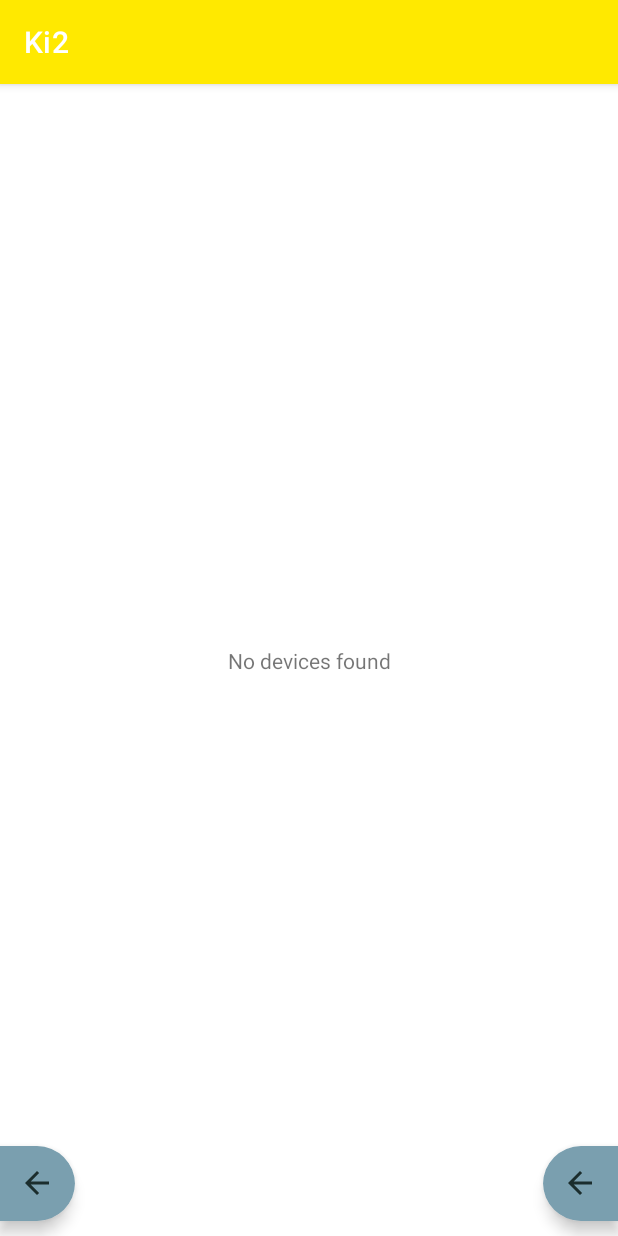
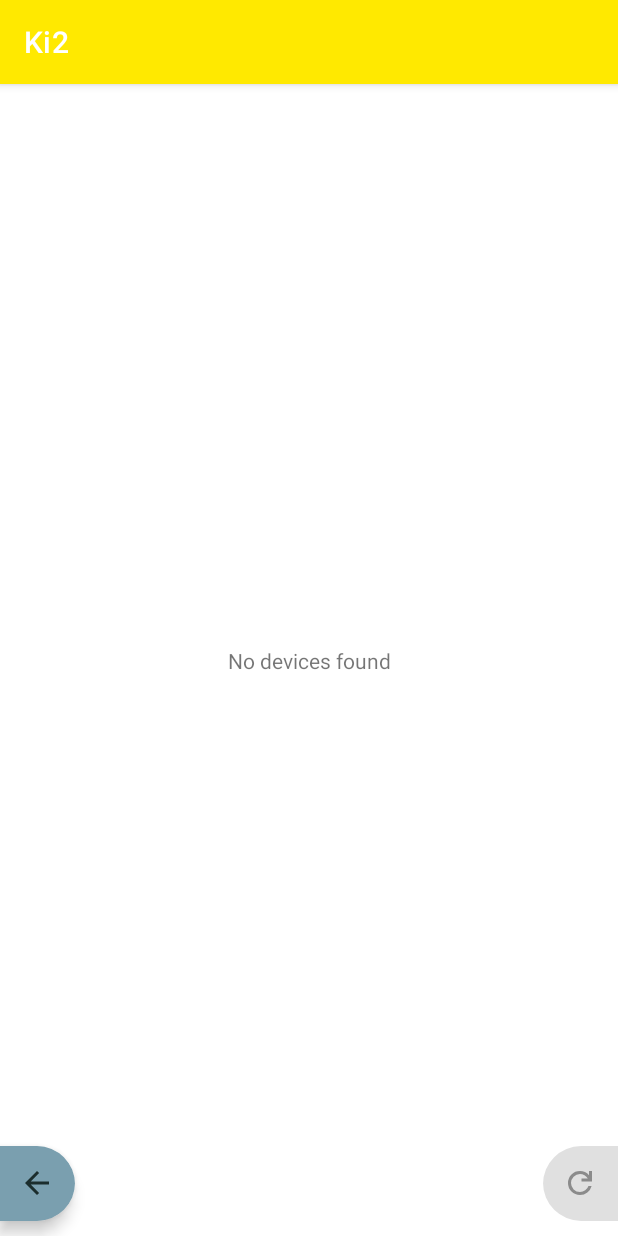
Before and after one commit to valterc/ki2, an Android app: the AddDeviceFragment screen opened directly, with no data from a screen before it, on a phone screen of 412 x 824 dp. Run offline under Robolectric (Android 15) with nearby library versions, the light colour scheme and no system bars; our stand-ins replace Timber; 1 statement that could not run was skipped.

Commit message:
Work on fragment

```diff
--- a/app/src/main/java/com/valterc/ki2/fragments/devices/AddDeviceFragment.java
+++ b/app/src/main/java/com/valterc/ki2/fragments/devices/AddDeviceFragment.java
@@ -2,6 +2,7 @@ package com.valterc.ki2.fragments.devices;
 
 import androidx.lifecycle.ViewModelProvider;
 
+import android.content.Intent;
 import android.os.Bundle;
 
 import androidx.annotation.NonNull;
@@ -12,7 +13,9 @@ import android.view.LayoutInflater;
 import android.view.View;
 import android.view.ViewGroup;
 
+import com.google.android.material.floatingactionbutton.ExtendedFloatingActionButton;
 import com.valterc.ki2.R;
+import com.valterc.ki2.activities.devices.AddDeviceActivity;
 
 public class AddDeviceFragment extends Fragment {
 
@@ -36,4 +39,14 @@ public class AddDeviceFragment extends Fragment {
         return inflater.inflate(R.layout.fragment_add_device, container, false);
     }
 
+    @Override
+    public void onViewCreated(@NonNull View view, @Nullable Bundle savedInstanceState) {
+        super.onViewCreated(view, savedInstanceState);
+
+        ExtendedFloatingActionButton buttonAddDevice = view.findViewById(R.id.button_add_devices_refresh);
+        buttonAddDevice.setOnClickListener(v -> {
+            startActivity(new Intent(getContext(), AddDeviceActivity.class));
+        });
+
+    }
 }
--- /dev/null
+++ b/app/src/main/res/drawable/ic_refresh.xml
@@ -0,0 +1,12 @@
+<?xml version="1.0" encoding="utf-8"?>
+<vector xmlns:android="http://schemas.android.com/apk/res/android"
+    xmlns:aapt="http://schemas.android.com/aapt"
+    android:width="24dp"
+    android:height="24dp"
+    android:viewportWidth="24"
+    android:viewportHeight="24"
+    android:tint="?attr/colorControlNormal">
+  <path
+      android:fillColor="@android:color/white"
+      android:pathData="M12,20Q8.65,20 6.325,17.675Q4,15.35 4,12Q4,8.65 6.325,6.325Q8.65,4 12,4Q13.725,4 15.3,4.713Q16.875,5.425 18,6.75V4H20V11H13V9H17.2Q16.4,7.6 15.013,6.8Q13.625,6 12,6Q9.5,6 7.75,7.75Q6,9.5 6,12Q6,14.5 7.75,16.25Q9.5,18 12,18Q13.925,18 15.475,16.9Q17.025,15.8 17.65,14H19.75Q19.05,16.65 16.9,18.325Q14.75,20 12,20Z"/>
+</vector>
--- a/app/src/main/res/layout/fragment_add_device.xml
+++ b/app/src/main/res/layout/fragment_add_device.xml
@@ -29,11 +29,11 @@
         android:layout_height="wrap_content"
         android:layout_marginBottom="10dp"
         android:clickable="true"
-        app:icon="@drawable/ic_back"
+        app:icon="@drawable/ic_refresh"
         app:collapsedSize="50dp"
         app:layout_constraintBottom_toBottomOf="parent"
         app:layout_constraintEnd_toEndOf="parent"
         android:contentDescription="Back"
-        android:onClick="finish"/>
+        android:enabled="false"/>
 
 </androidx.constraintlayout.widget.ConstraintLayout>
```
Also changed, not shown: app/src/main/java/com/valterc/ki2/fragments/devices/AddDeviceViewModel.java (+57 -1 lines).
